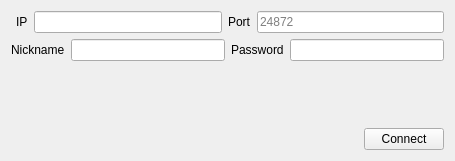
First picture: the form in src/citra_qt/multiplayer/ip_connect.ui, repository grimtnt/citra, before the edit.
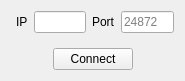
Second picture: the form after the edit.

Diff of the .ui file:
```diff
--- a/src/citra_qt/multiplayer/ip_connect.ui
+++ b/src/citra_qt/multiplayer/ip_connect.ui
@@ -6,8 +6,8 @@
    <rect>
     <x>0</x>
     <y>0</y>
-    <width>455</width>
-    <height>161</height>
+    <width>185</width>
+    <height>81</height>
    </rect>
   </property>
   <property name="windowTitle">
@@ -83,34 +83,6 @@
          </item>
         </layout>
        </item>
-       <item>
-        <layout class="QHBoxLayout" name="horizontalLayout_2">
-         <item>
-          <widget class="QLabel" name="label_5">
-           <property name="text">
-            <string>Nickname</string>
-           </property>
-          </widget>
-         </item>
-         <item>
-          <widget class="QLineEdit" name="nickname">
-           <property name="maxLength">
-            <number>20</number>
-           </property>
-          </widget>
-         </item>
-         <item>
-          <widget class="QLabel" name="label">
-           <property name="text">
-            <string>Password</string>
-           </property>
-          </widget>
-         </item>
-         <item>
-          <widget class="QLineEdit" name="password"/>
-         </item>
-        </layout>
-       </item>
       </layout>
      </item>
      <item>
@@ -148,6 +120,19 @@
          </property>
         </widget>
        </item>
+       <item>
+        <spacer name="horizontalSpacer_2">
+         <property name="orientation">
+          <enum>Qt::Horizontal</enum>
+         </property>
+         <property name="sizeHint" stdset="0">
+          <size>
+           <width>40</width>
+           <height>20</height>
+          </size>
+         </property>
+        </spacer>
+       </item>
       </layout>
      </item>
     </layout>
```
